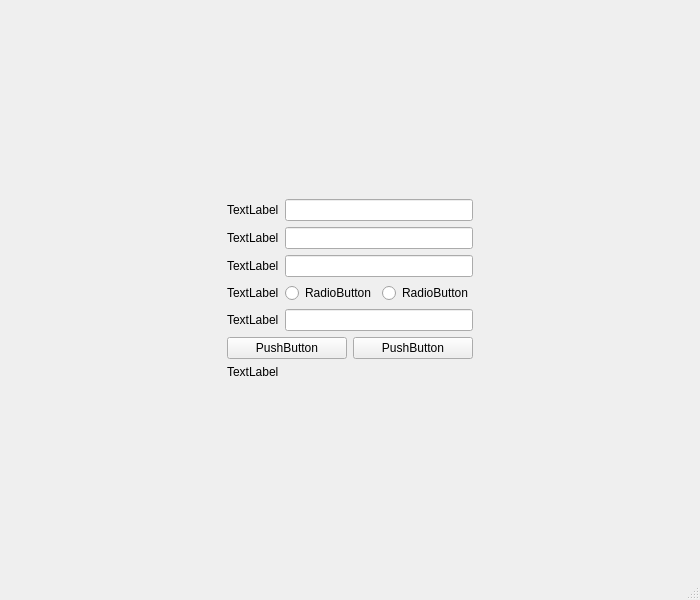
Qt form registerwindow.ui (aminfooladi/QSpotify) before a commit.
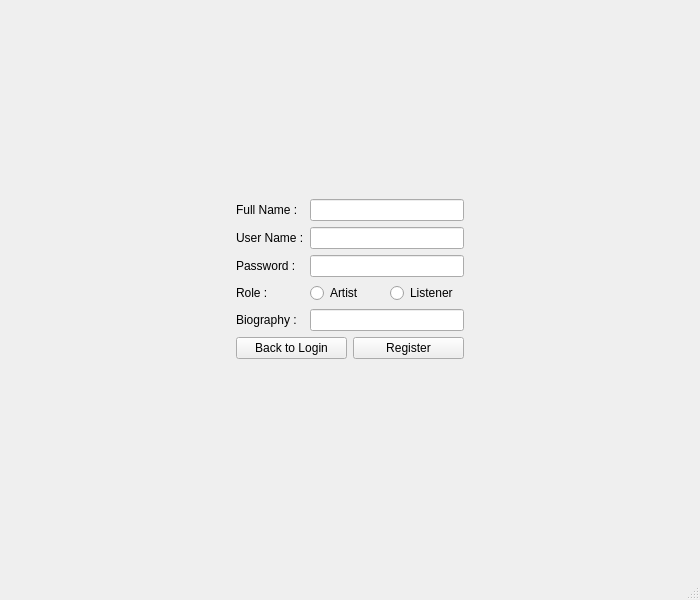
The same form after that commit.

Commit message: add ui in regedter page

```diff
--- a/registerwindow.ui
+++ b/registerwindow.ui
@@ -20,7 +20,7 @@
       <item row="0" column="0">
        <widget class="QLabel" name="label">
         <property name="text">
-         <string>TextLabel</string>
+         <string>Full Name :</string>
         </property>
        </widget>
       </item>
@@ -30,7 +30,7 @@
       <item row="1" column="0">
        <widget class="QLabel" name="label_3">
         <property name="text">
-         <string>TextLabel</string>
+         <string>User Name :</string>
         </property>
        </widget>
       </item>
@@ -40,7 +40,7 @@
       <item row="2" column="0">
        <widget class="QLabel" name="label_4">
         <property name="text">
-         <string>TextLabel</string>
+         <string>Password :</string>
         </property>
        </widget>
       </item>
@@ -50,7 +50,7 @@
       <item row="3" column="0">
        <widget class="QLabel" name="label_5">
         <property name="text">
-         <string>TextLabel</string>
+         <string>Role :</string>
         </property>
        </widget>
       </item>
@@ -59,14 +59,14 @@
         <item>
          <widget class="QRadioButton" name="radioButton_2">
           <property name="text">
-           <string>RadioButton</string>
+           <string>Artist</string>
           </property>
          </widget>
         </item>
         <item>
          <widget class="QRadioButton" name="radioButton">
           <property name="text">
-           <string>RadioButton</string>
+           <string>Listener</string>
           </property>
          </widget>
         </item>
@@ -75,7 +75,7 @@
       <item row="4" column="0">
        <widget class="QLabel" name="label_6">
         <property name="text">
-         <string>TextLabel</string>
+         <string>Biography :</string>
         </property>
        </widget>
       </item>
@@ -85,7 +85,7 @@
       <item row="6" column="0" colspan="2">
        <widget class="QLabel" name="label_2">
         <property name="text">
-         <string>TextLabel</string>
+         <string/>
         </property>
        </widget>
       </item>
@@ -94,14 +94,14 @@
         <item>
          <widget class="QPushButton" name="pushButton">
           <property name="text">
-           <string>PushButton</string>
+           <string>Back to Login</string>
           </property>
          </widget>
         </item>
         <item>
          <widget class="QPushButton" name="pushButton_2">
           <property name="text">
-           <string>PushButton</string>
+           <string>Register</string>
           </property>
          </widget>
         </item>
```
Left out of the diff: 118 changed lines with no effect on the pictures. The commit also changes 2 other files.
